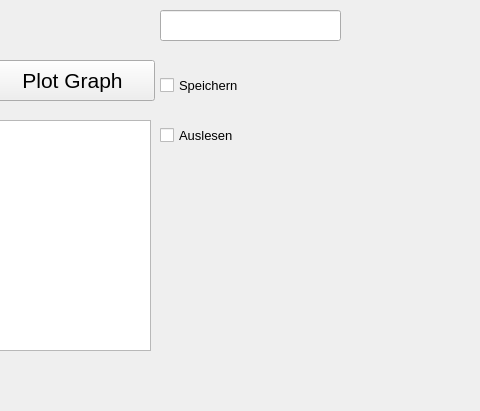
This is gui3.ui in ga32geg/Kathrein-Git as Qt 5 draws it before an edit; both pictures show x 380 to 860 and y 150 to 561 of the 1011 by 855 pixel window. The edited form follows.
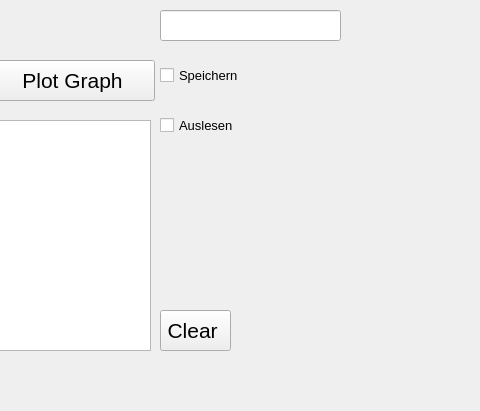
This is the edited form. Custom widgets are drawn as their Qt base class.

Commit message: Clear button hinzugefügt

The edit to the form file:
```diff
--- a/gui3.ui
+++ b/gui3.ui
@@ -363,7 +363,7 @@
     <property name="geometry">
      <rect>
       <x>540</x>
-      <y>220</y>
+      <y>210</y>
       <width>161</width>
       <height>31</height>
      </rect>
@@ -381,7 +381,7 @@
     <property name="geometry">
      <rect>
       <x>540</x>
-      <y>270</y>
+      <y>260</y>
       <width>131</width>
       <height>31</height>
      </rect>
@@ -467,6 +467,24 @@
      <string>Leistung RFID Reader</string>
     </property>
    </widget>
+   <widget class="QPushButton" name="Clear_Button">
+    <property name="geometry">
+     <rect>
+      <x>540</x>
+      <y>460</y>
+      <width>71</width>
+      <height>41</height>
+     </rect>
+    </property>
+    <property name="font">
+     <font>
+      <pointsize>16</pointsize>
+     </font>
+    </property>
+    <property name="text">
+     <string>Clear </string>
+    </property>
+   </widget>
   </widget>
   <widget class="QMenuBar" name="menubar">
    <property name="geometry">
```
The commit also changes 2 other files.
